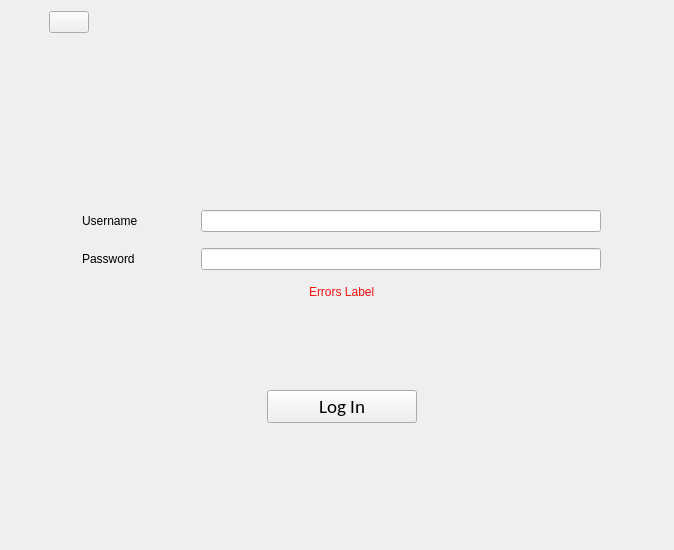
First picture: the form in loginFrame.ui, repository blackpill0w/Password-Manager, before the edit.
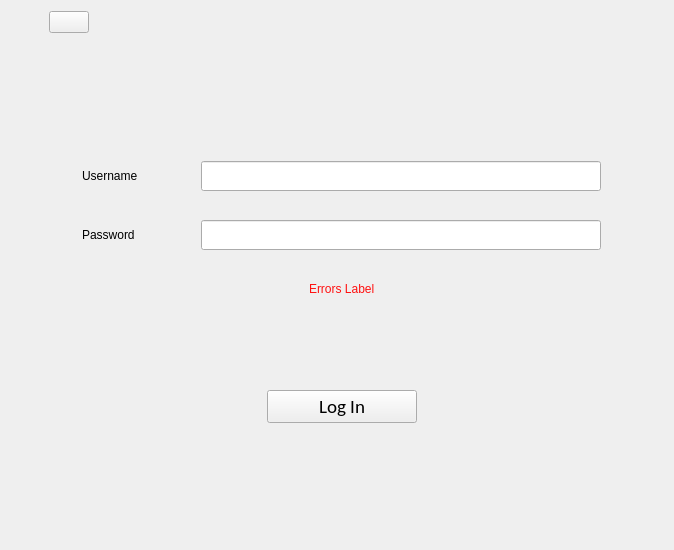
Second picture: the form after the edit. Icons and pictures are not drawn.

What changed in the file:
```diff
--- a/loginFrame.ui
+++ b/loginFrame.ui
@@ -47,10 +47,13 @@
        <property name="orientation">
         <enum>Qt::Vertical</enum>
        </property>
+       <property name="sizeType">
+        <enum>QSizePolicy::Fixed</enum>
+       </property>
        <property name="sizeHint" stdset="0">
         <size>
          <width>20</width>
-         <height>40</height>
+         <height>100</height>
         </size>
        </property>
       </spacer>
```
Left out of the diff: 6 changed lines with no effect on the pictures.
